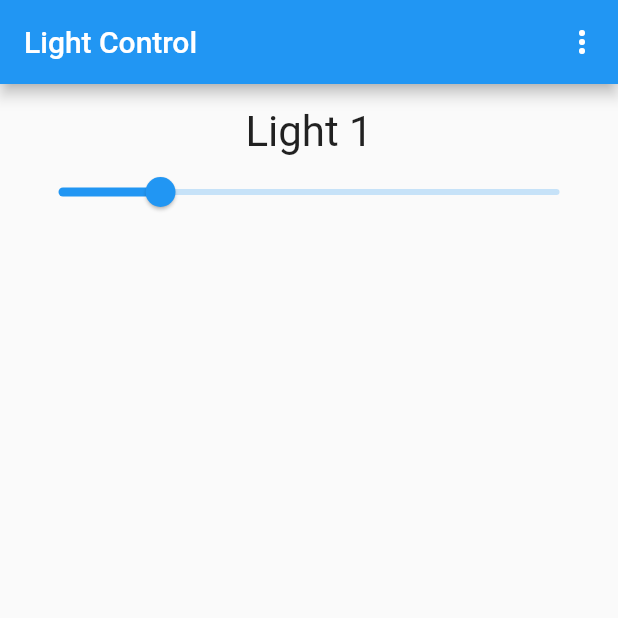
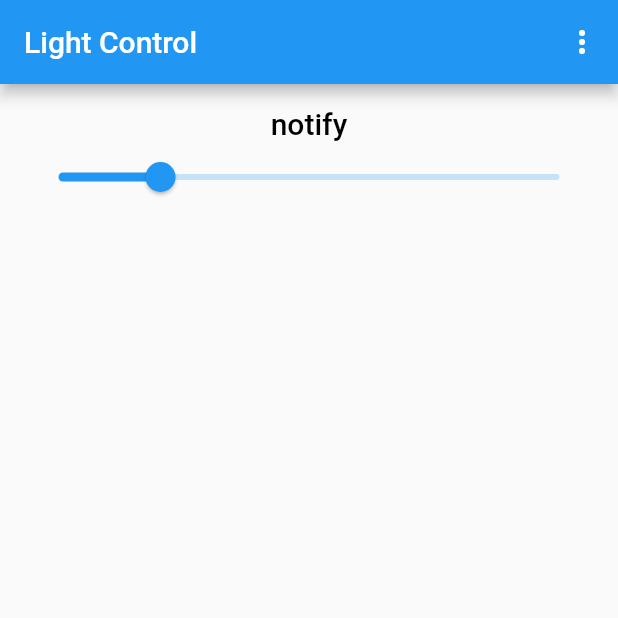
Before and after one commit to jrhahn/flutter_light_control, a Flutter app: the screen it shows after launch, on a phone screen of 412 x 824 dp, the top half of it. Run offline on Flutter 3.47's test engine with Material 2 defaults, Android fonts, the phone set to English and light mode, and no system bars; our stand-ins replace shared_preferences.

Commit message:
fix show value

```diff
--- a/lib/screen/main.dart
+++ b/lib/screen/main.dart
@@ -1,3 +1,5 @@
+import 'dart:math';
+
 import 'package:flutter/material.dart';
 import 'package:shared_preferences/shared_preferences.dart';
 
@@ -12,27 +14,38 @@ class MainScreen extends StatefulWidget {
 
   @override
   State<MainScreen> createState() => _MainScreenState();
-
 }
 
 class _MainScreenState extends State<MainScreen> {
-  Future<void> _storeUrl() async {
+  final ValueNotifier<String> _notify = ValueNotifier<String>("notify");
+
+  @override
+  void initState() {
+    super.initState();
+    _loadValue();
+  }
+
+  @override
+
+
+  //Loading counter value on start
+  Future<void> _loadValue() async {
     final prefs = await SharedPreferences.getInstance();
-    print("");
+    _notify.value = prefs.getString('url') ?? _notify.value;
   }
 
   AppBar buildAppBar(BuildContext context) {
     return AppBar(
       title: const Text(appTitle),
       actions: <Widget>[
-// This button presents popup menu items.
         PopupMenuButton<Menu>(
-// Callback that sets the selected popup menu item.
             onSelected: (Menu item) {
               switch (item) {
                 case Menu.itemSetting:
                   {
-                    Navigator.pushNamed(context, Screen.lightSetup);
+                    Navigator.pushNamed(context, Screen.lightSetup).then((_) => setState(() {
+                        _loadValue();
+                    }));
                   }
               }
             },
@@ -50,14 +63,30 @@ class _MainScreenState extends State<MainScreen> {
     return Padding(
       padding: EdgeInsets.all(15.0),
       child: Column(
-          mainAxisAlignment: MainAxisAlignment.start,
-          children: const <Widget>[
-            Text("Light 1",
-                textAlign: TextAlign.left, style: TextStyle(fontSize: 28)),
-            LightSlider()
-          ]),
+        mainAxisAlignment: MainAxisAlignment.start,
+        children: <Widget>[
+          lightNameWidget(),
+          const LightSlider(),
+        ],
+      ),
       //
     );
+  }
+
+  Widget lightNameWidget() {
+    return ValueListenableBuilder(
+        valueListenable: _notify,
+        builder: (BuildContext context, String value, Widget? child) {
+          return Text(
+            value,
+            style: const TextStyle(
+              color: Colors.black,
+              fontSize: 20,
+              fontWeight: FontWeight.w500,
+            ),
+            textAlign: TextAlign.center,
+          );
+        });
   }
 
   @override
```
